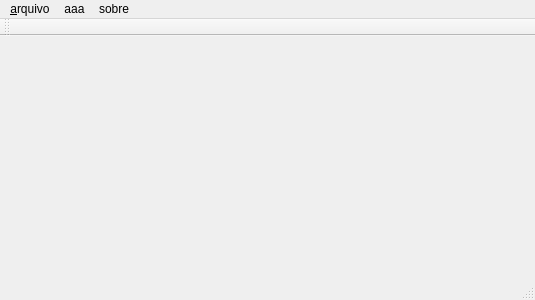
Qt form SPNPNewGui/mainwindow.ui (hackerlank/training_project) before a commit.
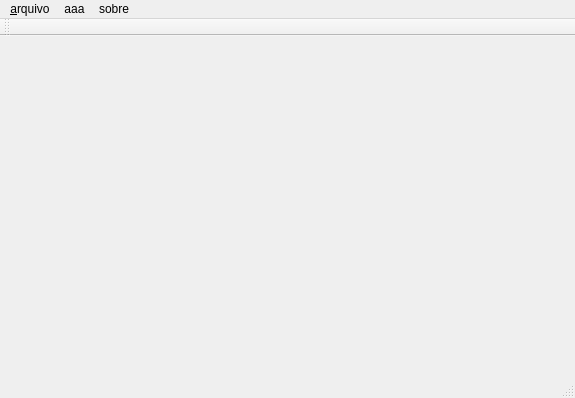
The same form after that commit. Custom widgets are drawn as their Qt base class.

```diff
--- a/SPNPNewGui/mainwindow.ui
+++ b/SPNPNewGui/mainwindow.ui
@@ -6,20 +6,31 @@
    <rect>
     <x>0</x>
     <y>0</y>
-    <width>535</width>
-    <height>300</height>
+    <width>575</width>
+    <height>398</height>
    </rect>
   </property>
   <property name="windowTitle">
    <string>MainWindow</string>
   </property>
-  <widget class="QWidget" name="centralWidget"/>
+  <widget class="QWidget" name="centralWidget">
+   <widget class="PetriEditor" name="widget" native="true">
+    <property name="geometry">
+     <rect>
+      <x>30</x>
+      <y>30</y>
+      <width>491</width>
+      <height>271</height>
+     </rect>
+    </property>
+   </widget>
+  </widget>
   <widget class="QMenuBar" name="menuBar">
    <property name="geometry">
     <rect>
      <x>0</x>
      <y>0</y>
-     <width>535</width>
+     <width>575</width>
      <height>27</height>
     </rect>
    </property>
@@ -146,6 +157,14 @@
   </action>
  </widget>
  <layoutdefault spacing="6" margin="11"/>
+ <customwidgets>
+  <customwidget>
+   <class>PetriEditor</class>
+   <extends>QWidget</extends>
+   <header>petrieditor.h</header>
+   <container>1</container>
+  </customwidget>
+ </customwidgets>
  <resources/>
  <connections/>
 </ui>
```
